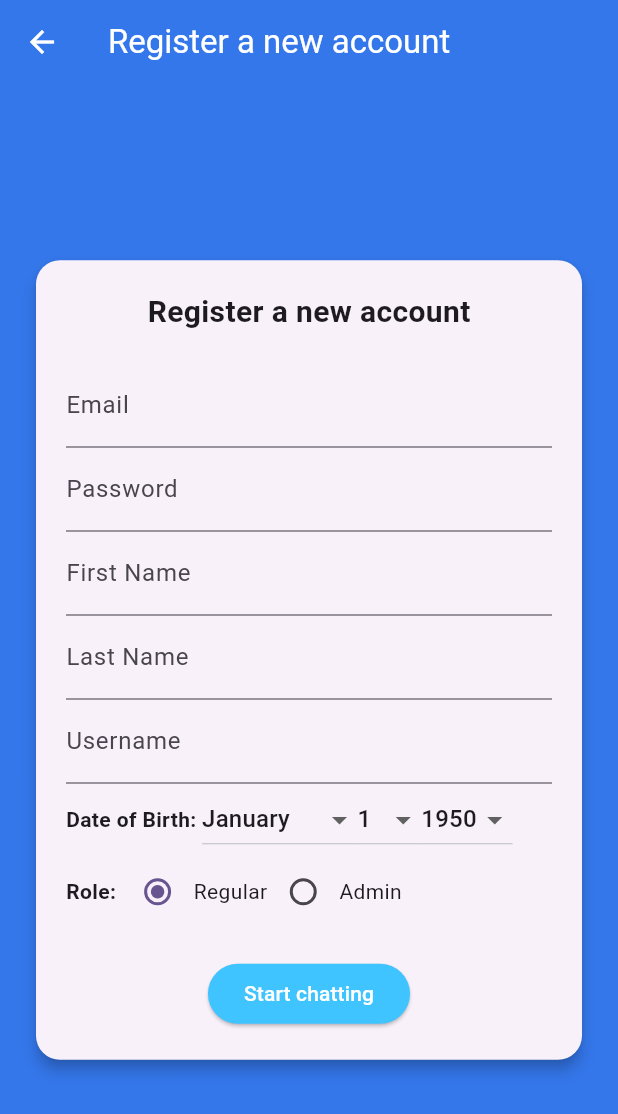
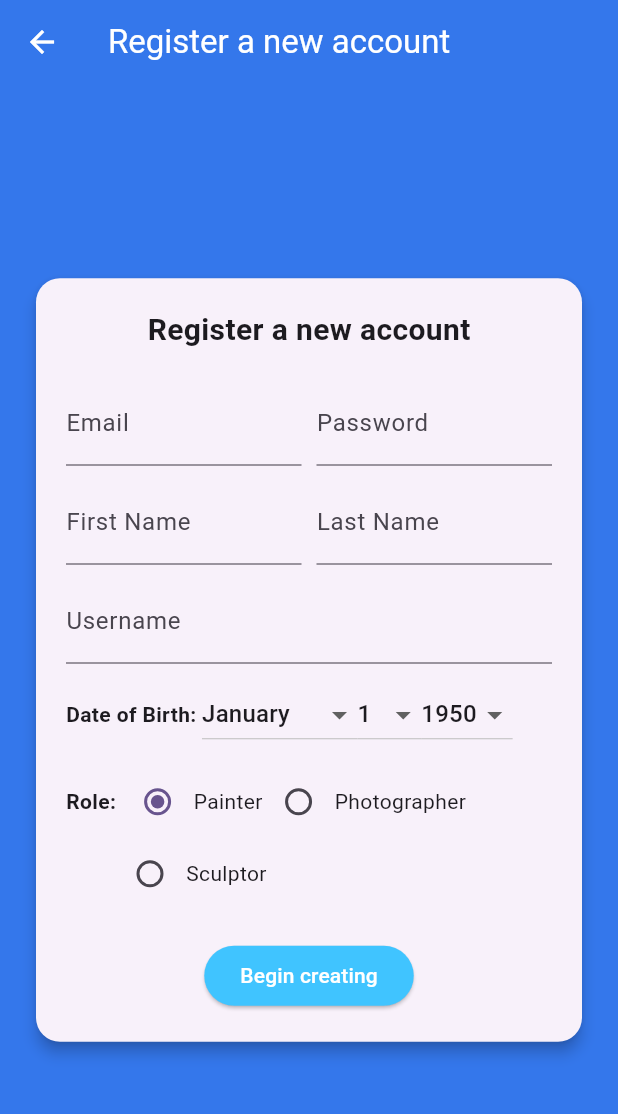
Before and after one commit to kanam23/ArtPortfolioShowcase, a Flutter app: the RegisterScreen screen opened by its route, on a phone screen of 412 x 824 dp. Shown: the top 1114 px of the screen. Run offline on Flutter 3.47's test engine with Material 3 defaults, Android fonts, the light colour scheme and no system bars; our stand-ins replace cloud_firestore, firebase_auth, firebase_core; accounts and stored records are empty; generated files the repository leaves out were written again.

Commit message:
Edited Screens and Removed files
Edited Register screen to fit app purpose and added foundation to new screen functionality for creating posts. Also removed fire_base.dart for security purposes.

```diff
--- a/lib/login_screen.dart
+++ b/lib/login_screen.dart
@@ -24,7 +24,7 @@ class LoginScreen extends StatelessWidget {
         if (userCredential.user != null && context.mounted) {
           Navigator.pushReplacement(
             context,
-            MaterialPageRoute(builder: (context) => HomeScreen()),
+            MaterialPageRoute(builder: (context) => const HomeScreen()),
           );
         }
       } catch (e) {
--- a/lib/register_screen.dart
+++ b/lib/register_screen.dart
@@ -22,7 +22,7 @@ class _RegisterScreenState extends State<RegisterScreen> {
   String selectedMonth = 'January';
   String selectedDay = '1';
   String selectedYear = '1950';
-  String selectedRole = 'Regular';
+  String selectedRole = 'Painter'; // Default role changed to "Painter"
 
   @override
   Widget build(BuildContext context) {
@@ -41,7 +41,10 @@ class _RegisterScreenState extends State<RegisterScreen> {
       'December'
     ];
     List<String> days = List.generate(31, (index) => '${index + 1}');
-    List<String> years = List.generate(125, (index) => '${2022 - index}');
+    List<String> years = List.generate(
+        75,
+        (index) =>
+            '${2024 - index}'); // Updated to contain years from 1950 to 2024
 
     void registerUser(BuildContext context) async {
       try {
@@ -130,6 +133,8 @@ class _RegisterScreenState extends State<RegisterScreen> {
               shape: RoundedRectangleBorder(
                 borderRadius: BorderRadius.circular(16),
               ),
+              child: SizedBox(
+                width: MediaQuery.of(context).size.width - 40,
                 child: Padding(
                   padding: const EdgeInsets.all(20.0),
                   child: Column(
@@ -143,28 +148,53 @@ class _RegisterScreenState extends State<RegisterScreen> {
                         ),
                       ),
                       const SizedBox(height: 20),
-                    TextField(
+                      Row(
+                        children: [
+                          Expanded(
+                            child: TextField(
                               controller: emailController,
-                      decoration: const InputDecoration(labelText: 'Email'),
+                              decoration:
+                                  const InputDecoration(labelText: 'Email'),
                             ),
-                    TextField(
+                          ),
+                          const SizedBox(width: 10),
+                          Expanded(
+                            child: TextField(
                               controller: passwordController,
-                      decoration: const InputDecoration(labelText: 'Password'),
+                              decoration:
+                                  const InputDecoration(labelText: 'Password'),
                               obscureText: true,
                             ),
-                    TextField(
+                          ),
+                        ],
+                      ),
+                      const SizedBox(height: 10),
+                      Row(
+                        children: [
+                          Expanded(
+                            child: TextField(
                               controller: firstNameController,
+                              decoration: const InputDecoration(
+                                  labelText: 'First Name'),
+                            ),
+                          ),
+                          const SizedBox(width: 10),
+                          Expanded(
+                            child: TextField(
+                              controller: lastNameController,
                               decoration:
-                          const InputDecoration(labelText: 'First Name'),
+                                  const InputDecoration(labelText: 'Last Name'),
                             ),
-                    TextField(
-                      controller: lastNameController,
-                      decoration: const InputDecoration(labelText: 'Last Name'),
                           ),
+                        ],
+                      ),
+                      const SizedBox(height: 10),
                       TextField(
                         controller: usernameController,
-                      decoration: const InputDecoration(labelText: 'Username'),
+                        decoration:
+                            const InputDecoration(labelText: 'Username'),
                       ),
+                      const SizedBox(height: 10),
                       Row(
                         children: [
                           const Text(
@@ -218,6 +248,7 @@ class _RegisterScreenState extends State<RegisterScreen> {
                           ),
                         ],
                       ),
+                      const SizedBox(height: 10),
                       Row(
                         children: [
                           const Text(
@@ -225,7 +256,7 @@ class _RegisterScreenState extends State<RegisterScreen> {
                             style: TextStyle(fontWeight: FontWeight.bold),
                           ),
                           Radio<String>(
-                          value: 'Regular',
+                            value: 'Painter',
                             groupValue: selectedRole,
                             onChanged: (value) {
                               setState(() {
@@ -233,9 +264,9 @@ class _RegisterScreenState extends State<RegisterScreen> {
                               });
                             },
                           ),
-                        const Text('Regular'),
+                          const Text('Painter'),
                           Radio<String>(
-                          value: 'Admin',
+                            value: 'Photographer',
                             groupValue: selectedRole,
                             onChanged: (value) {
                               setState(() {
@@ -243,7 +274,22 @@ class _RegisterScreenState extends State<RegisterScreen> {
                               });
                             },
                           ),
-                        const Text('Admin'),
+                          const Text('Photographer'),
+                        ],
+                      ),
+                      Row(
+                        children: [
+                          const SizedBox(width: 32), // Adjust spacing
+                          Radio<String>(
+                            value: 'Sculptor',
+                            groupValue: selectedRole,
+                            onChanged: (value) {
+                              setState(() {
+                                selectedRole = value!;
+                              });
+                            },
+                          ),
+                          const Text('Sculptor'),
                         ],
                       ),
                       const SizedBox(height: 20),
@@ -253,9 +299,10 @@ class _RegisterScreenState extends State<RegisterScreen> {
                           backgroundColor: Colors.lightBlueAccent,
                           foregroundColor: Colors.white,
                         ),
-                      child: const Text('Start chatting'),
+                        child: const Text('Begin creating'),
                       ),
                     ],
+                  ),
                 ),
               ),
             ),
```
Also changed, not shown: lib/create_post.dart (added, +60 -0 lines), lib/home_screen.dart (+111 -24 lines), lib/firebase_options.dart (deleted). Lines whose indentation alone changed are shown as unchanged.
